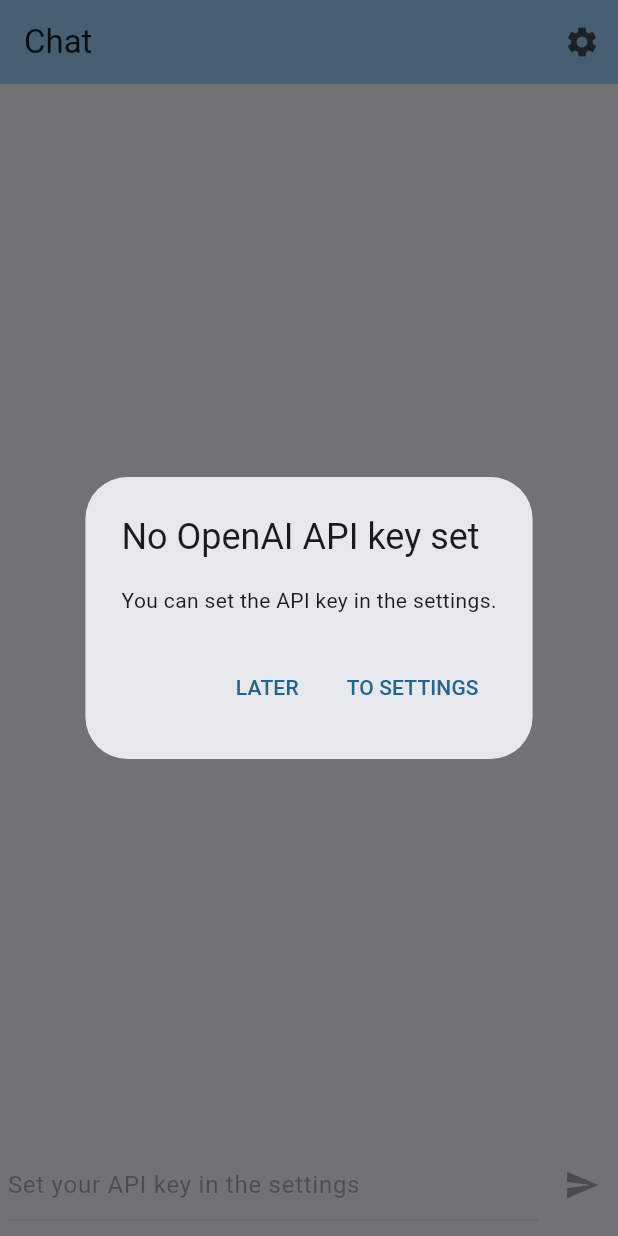
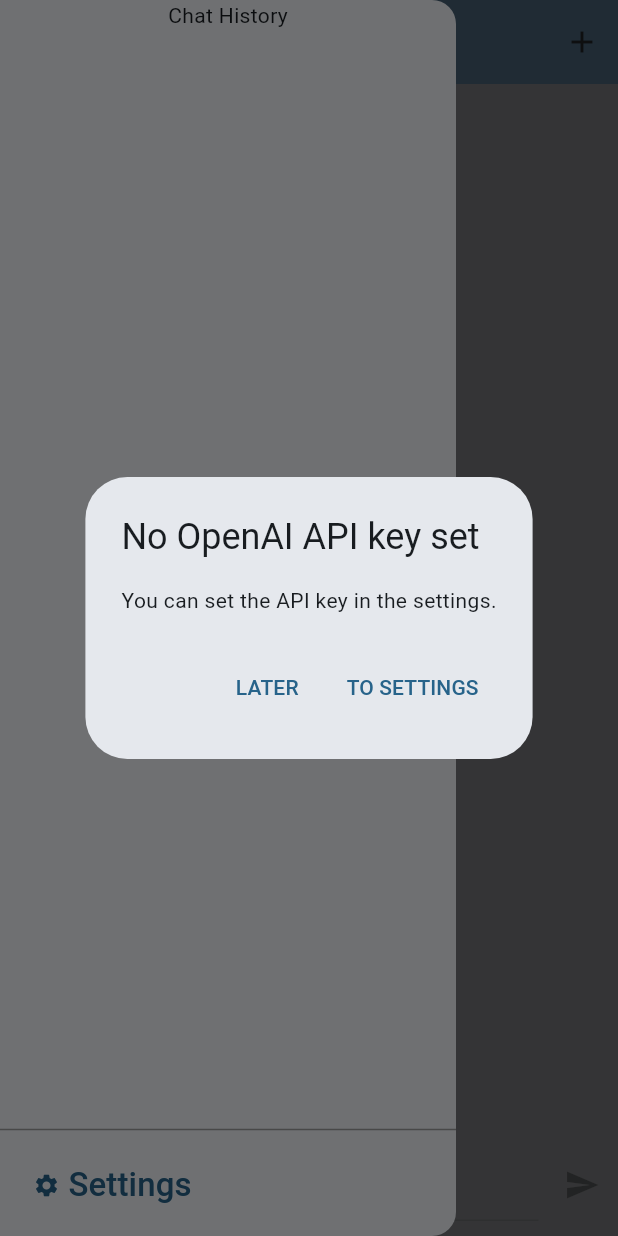
Before and after one commit to sbeugen/chatgpt_clone, a Flutter app: the screen it shows after launch, with the side drawer open (before the commit the screen has no drawer), on a phone screen of 412 x 824 dp. Run offline on Flutter 3.47's test engine with Material 3 defaults, Android fonts, the light colour scheme and no system bars; our stand-ins replace go_router, settings_ui, shared_preferences; missing offline and left inert: dart_openai.

Commit message:
add working with chat history

```diff
--- a/lib/pages/chat/chat_page.dart
+++ b/lib/pages/chat/chat_page.dart
@@ -1,9 +1,8 @@
-import 'package:chatgpt_clone/pages/routes.dart';
 import 'package:chatgpt_clone/providers/chatgpt/chatgpt_model.dart';
 import 'package:chatgpt_clone/providers/settings/settings_model.dart';
+import 'package:chatgpt_clone/widgets/main_drawer.dart';
 import 'package:chatgpt_clone/widgets/missing_open_ai_api_key_dialog.dart';
 import 'package:flutter/material.dart';
-import 'package:go_router/go_router.dart';
 import 'package:provider/provider.dart';
 
 class ChatPage extends StatefulWidget {
@@ -52,11 +51,11 @@
         actions: <Widget>[
           IconButton(
             icon: Icon(
-              Icons.settings,
+              Icons.add,
               color: Theme.of(context).appBarTheme.toolbarTextStyle?.color,
             ),
             onPressed: () {
-              context.push(Routes.settings.path);
+              print('plus pressed');
             },
           )
         ],
@@ -65,7 +64,11 @@
         mainAxisSize: MainAxisSize.max,
         children: [
           Expanded(
-            child: Text(chatGPTModel.response),
+            child: ListView(
+              children: chatGPTModel.currentChat.messages
+                  .map((chatMessage) => Text(chatMessage.text))
+                  .toList(),
+            ),
           ),
           Container(
             alignment: Alignment.bottomCenter,
@@ -90,6 +93,7 @@
                   onPressed: _sendButtonEnabled
                       ? () {
                           chatGPTModel.executePrompt(_chatInputController.text);
+                          _chatInputController.clear();
                         }
                       : null,
                   icon: const Icon(
@@ -101,6 +105,7 @@
           )
         ],
       ),
+      drawer: const MainDrawer(),
     );
   }
 }
--- a/lib/providers/chatgpt/chatgpt_model.dart
+++ b/lib/providers/chatgpt/chatgpt_model.dart
@@ -1,10 +1,11 @@
 import 'package:chatgpt_clone/services/chatgpt/chatgpt_chat_client.dart';
 import 'package:flutter/cupertino.dart';
+import 'package:uuid/uuid.dart';
 
 class ChatGPTModel with ChangeNotifier {
   late ChatGPTChatClient? _chatGPTChatClient;
   bool clientInitialized = false;
-  String response = '';
+  Chat currentChat = Chat();
 
   ChatGPTModel({ChatGPTChatClient? chatGPTChatClient}) {
     _init(chatGPTChatClient);
@@ -25,10 +26,70 @@
   }
 
   Future<void>? executePrompt(String prompt) {
-    response = '';
-    return _chatGPTChatClient?.executePrompt(prompt).forEach((element) {
-      response += element.delta;
+    final previousMessages = currentChat.messages
+        .map((message) => ChatGPTHistoryMessage(
+            messageTypeToRole(message.type), message.text))
+        .toList();
+
+    currentChat.addNewMessage(
+        ChatMessage(ChatMessageTypes.request)..appendToText(prompt));
+    currentChat.addNewMessage(ChatMessage(ChatMessageTypes.response));
+
+    notifyListeners();
+
+    final responseMessage = currentChat.lastMessage()!;
+
+    return _chatGPTChatClient
+        ?.executePrompt(prompt, previousMessages)
+        .forEach((element) {
+      responseMessage.appendToText(element.delta);
       notifyListeners();
     });
   }
 }
+
+class Chat {
+  final Uuid id = const Uuid();
+  final List<ChatMessage> messages = [];
+
+  void addNewMessage(ChatMessage message) {
+    messages.add(message);
+  }
+
+  ChatMessage? lastMessage() {
+    try {
+      return messages.last;
+    } catch (_) {
+      return null;
+    }
+  }
+}
+
+class ChatMessage {
+  final ChatMessageTypes type;
+  String text = '';
+
+  ChatMessage(this.type);
+
+  void appendToText(String textPart) {
+    text += textPart;
+  }
+}
+
+enum ChatMessageTypes {
+  request('request'),
+  response('response');
+
+  const ChatMessageTypes(this.name);
+
+  final String name;
+}
+
+ChatGPTHistoryMessageRoles messageTypeToRole(ChatMessageTypes type) {
+  switch (type) {
+    case ChatMessageTypes.request:
+      return ChatGPTHistoryMessageRoles.user;
+    case ChatMessageTypes.response:
+      return ChatGPTHistoryMessageRoles.assistant;
+  }
+}
--- /dev/null
+++ b/lib/widgets/main_drawer.dart
@@ -0,0 +1,45 @@
+import 'package:chatgpt_clone/pages/routes.dart';
+import 'package:flutter/material.dart';
+import 'package:go_router/go_router.dart';
+
+class MainDrawer extends StatelessWidget {
+  const MainDrawer({super.key});
+
+  @override
+  Widget build(BuildContext context) {
+    return Drawer(
+      child: Column(
+        mainAxisSize: MainAxisSize.max,
+        children: [
+          const Expanded(child: Text('Chat History')),
+          Container(
+            alignment: Alignment.bottomLeft,
+            child: Column(
+              children: [
+                const Divider(
+                  color: Colors.grey,
+                ),
+                Container(
+                    padding: const EdgeInsets.fromLTRB(10, 5, 10, 10),
+                    child: TextButton(
+                        onPressed: () {
+                          Navigator.of(context).pop();
+                          context.push(Routes.settings.path);
+                        },
+                        child: const Row(
+                          children: [
+                            Icon(Icons.settings),
+                            Text(
+                              ' Settings',
+                              style: TextStyle(fontSize: 22),
+                            )
+                          ],
+                        ))),
+              ],
+            ),
+          )
+        ],
+      ),
+    );
+  }
+}
--- a/pubspec.yaml
+++ b/pubspec.yaml
@@ -41,6 +41,7 @@
   mockito: ^5.4.2
   go_router: ^10.1.2
   settings_ui: ^2.0.2
+  uuid: ^4.0.0
 
 dev_dependencies:
   flutter_test:
```
Also changed, not shown: lib/services/chatgpt/chatgpt_chat_client.dart (+29 -7 lines), pubspec.lock, 3 other files.
